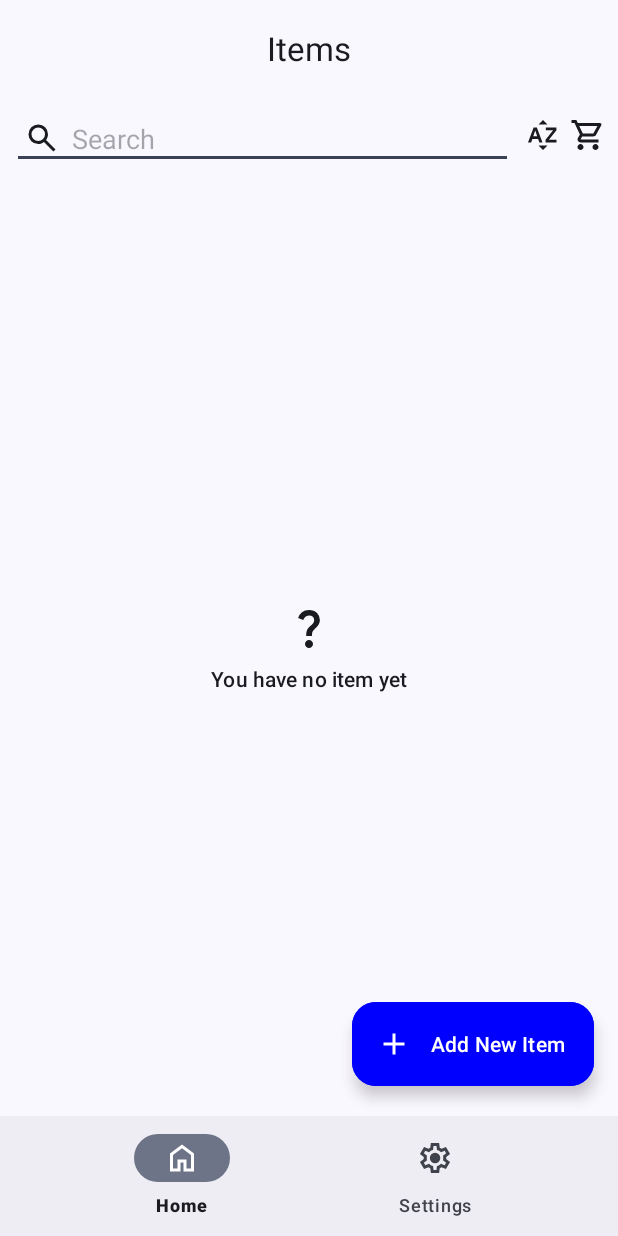
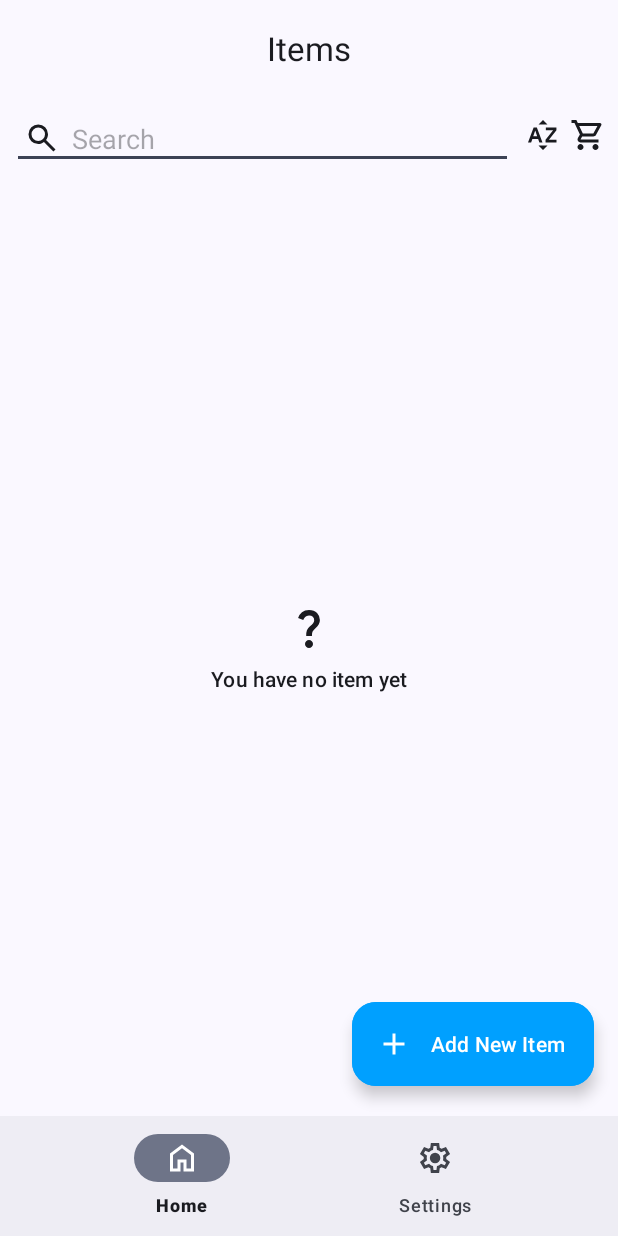
Before and after one commit to Jia0705/Bossku, an Android app: the screen it shows after launch (MainActivity), on a phone screen of 412 x 824 dp. Run offline under Robolectric (Android 15) with nearby library versions, the phone set to English and light mode, and no system bars; our stand-ins replace Room's generated code, navigation-ui.

Commit message:
Update button color to lighter blue

```diff
--- a/app/src/main/java/com/team/bossku/ui/manage/base/BaseManageCategoryFragment.kt
+++ b/app/src/main/java/com/team/bossku/ui/manage/base/BaseManageCategoryFragment.kt
@@ -69,7 +69,7 @@ abstract class BaseManageCategoryFragment : Fragment() {
             "#FFFFA500" -> binding.border2.setBackgroundResource(R.drawable.color_selector_selected)
             "#FFFFFF00" -> binding.border3.setBackgroundResource(R.drawable.color_selector_selected)
             "#FF00FF00" -> binding.border4.setBackgroundResource(R.drawable.color_selector_selected)
-            "#FF0000FF" -> binding.border5.setBackgroundResource(R.drawable.color_selector_selected)
+            "#FF00A0FF" -> binding.border5.setBackgroundResource(R.drawable.color_selector_selected)
         }
     }
 
@@ -91,8 +91,8 @@ abstract class BaseManageCategoryFragment : Fragment() {
             updateColorBorder("#FF00FF00")
         }
         binding.c5.setOnClickListener {
-            viewModel.color.value = "#FF0000FF"
-            updateColorBorder("#FF0000FF")
+            viewModel.color.value = "#FF00A0FF"
+            updateColorBorder("#FF00A0FF")
         }
         binding.btnResetColor.setOnClickListener {
             viewModel.color.value = "#FFFFFF"
--- a/app/src/main/java/com/team/bossku/ui/manage/base/BaseManageItemFragment.kt
+++ b/app/src/main/java/com/team/bossku/ui/manage/base/BaseManageItemFragment.kt
@@ -69,7 +69,7 @@ abstract class BaseManageItemFragment : Fragment() {
             "#FFFFA500" -> binding.border2.setBackgroundResource(R.drawable.color_selector_selected)
             "#FFFFFF00" -> binding.border3.setBackgroundResource(R.drawable.color_selector_selected)
             "#FF00FF00" -> binding.border4.setBackgroundResource(R.drawable.color_selector_selected)
-            "#FF0000FF" -> binding.border5.setBackgroundResource(R.drawable.color_selector_selected)
+            "#FF00A0FF" -> binding.border5.setBackgroundResource(R.drawable.color_selector_selected)
         }
     }
 
@@ -91,8 +91,8 @@ abstract class BaseManageItemFragment : Fragment() {
             updateColorBorder("#FF00FF00")
         }
         binding.c5.setOnClickListener {
-            viewModel.color.value = "#FF0000FF"
-            updateColorBorder("#FF0000FF")
+            viewModel.color.value = "#FF00A0FF"
+            updateColorBorder("#FF00A0FF")
         }
         binding.btnResetColor.setOnClickListener {
             viewModel.color.value = "#FFFFFF"
--- a/app/src/main/res/values/colors.xml
+++ b/app/src/main/res/values/colors.xml
@@ -5,7 +5,7 @@
     <color name="red">#FFFF0000</color>
     <color name="orange">#FFFFA500</color>
     <color name="green">#FF00FF00</color>
-    <color name="blue">#FF0000FF</color>
+    <color name="blue">#FF00A0FF</color>
     <color name="yellow">#FFFFFF00</color>
     <color name="cyan">#FF00FFFF</color>
     <color name="magenta">#FFFF00FF</color>
```
